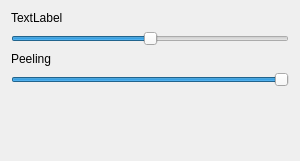
Qt form AdenitaCoreSE/form/SEAdenitaVisualModelProperties.ui (edellano/Adenita-SAMSON-Edition) before a commit.
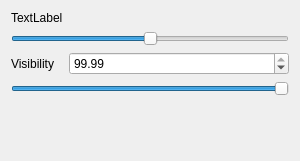
The same form after that commit.

Commit message: fixed bug in peeling approach (instead of centroid, use nucleotide with minimal distance as distance for single strand)

The edit to the form file:
```diff
--- a/AdenitaCoreSE/form/SEAdenitaVisualModelProperties.ui
+++ b/AdenitaCoreSE/form/SEAdenitaVisualModelProperties.ui
@@ -45,7 +45,7 @@
      <item row="2" column="0">
       <widget class="QLabel" name="label_2">
        <property name="text">
-        <string>Peeling</string>
+        <string>Visibility</string>
        </property>
       </widget>
      </item>
@@ -59,6 +59,16 @@
        </property>
       </widget>
      </item>
+     <item row="2" column="1">
+      <widget class="QDoubleSpinBox" name="spbVisibility">
+       <property name="singleStep">
+        <double>0.050000000000000</double>
+       </property>
+       <property name="value">
+        <double>99.989999999999995</double>
+       </property>
+      </widget>
+     </item>
     </layout>
    </item>
   </layout>
```
Left out of the diff: 25 changed lines with no effect on the pictures. The commit also changes 4 other files.
